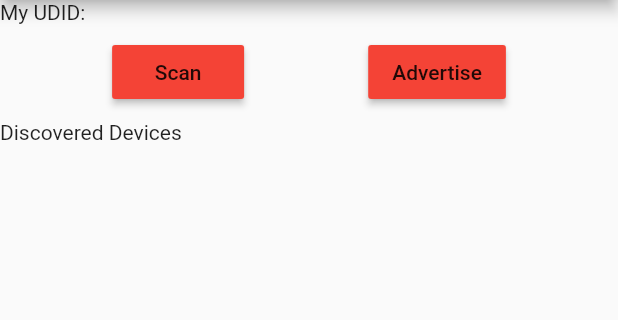
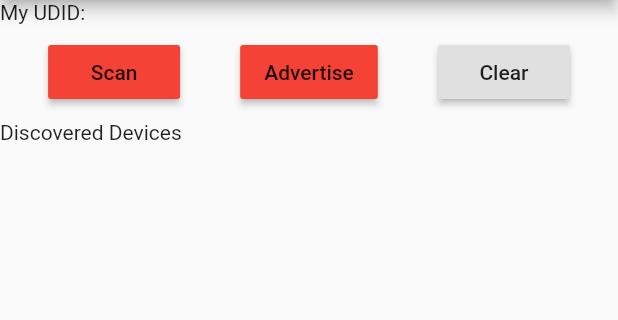
Before and after one commit to sstakoff/ble_contact_tracer, a Flutter app: the screen it shows after launch, on a phone screen of 412 x 824 dp, the part 84-404 px from its top. Run offline on Flutter 3.47's test engine with Material 2 defaults, Android fonts, the phone set to English and light mode, and no system bars; missing offline and left inert: flutter_udid.

Commit message:
Clear list button

```diff
--- a/example/lib/main.dart
+++ b/example/lib/main.dart
@@ -151,6 +151,17 @@ class _MyAppState extends State<MyApp> {
                       },
                     ),
                   ),
+                  Padding(
+                    padding: const EdgeInsets.all(8.0),
+                    child: RaisedButton(
+                      child: Text('Clear'),
+                      onPressed: () {
+                        setState(() {
+                          _discoveredDevices.clear();
+                        });
+                      },
+                    ),
+                  ),
                 ],
               ),
               Text('Discovered Devices'),
```
